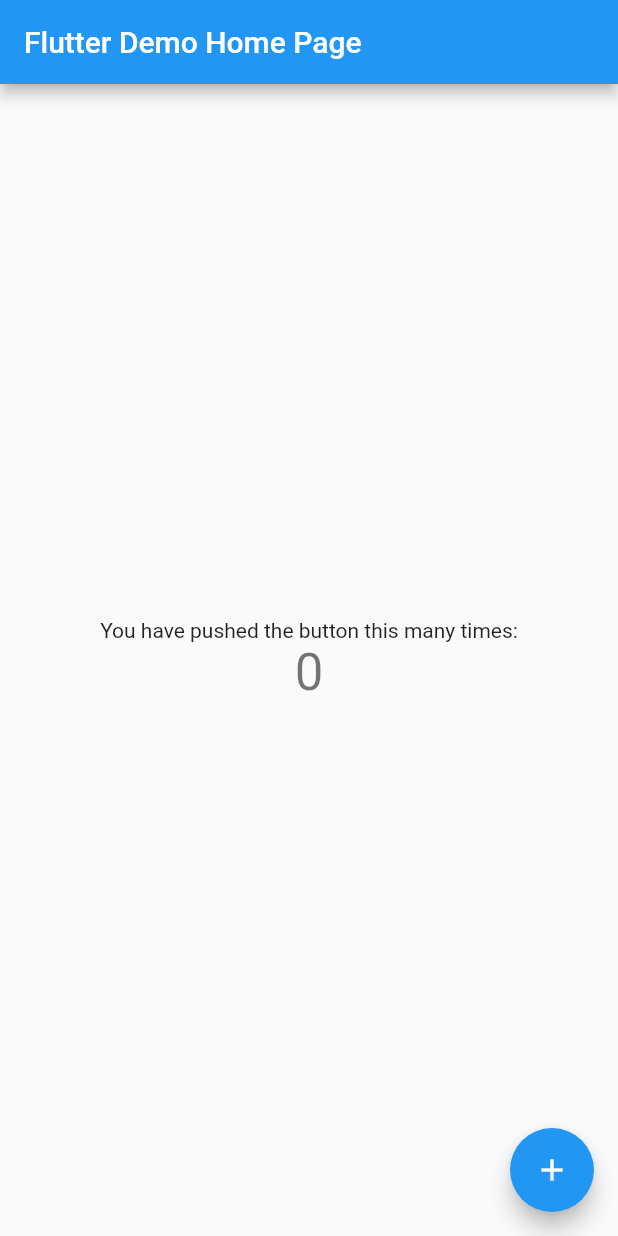
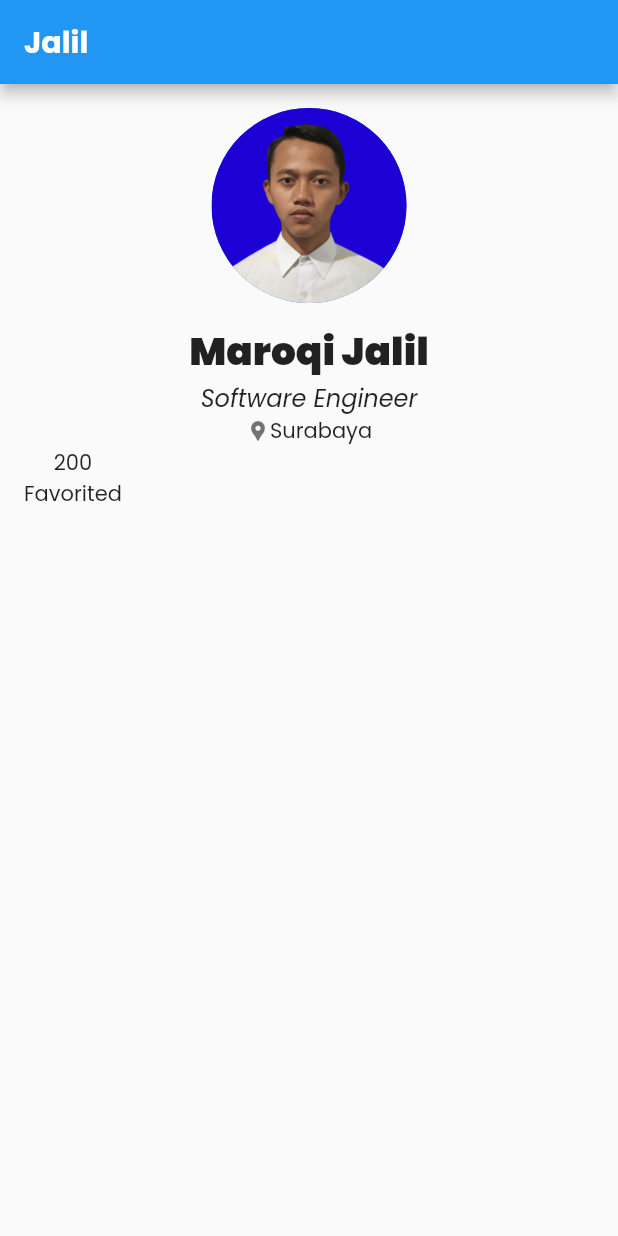
Before and after one commit to maroqijalil/my-portfolio-app, a Flutter app: the screen it shows after launch, on a phone screen of 412 x 824 dp. Run offline on Flutter 3.47's test engine with Material 2 defaults, Android fonts, the phone set to English and light mode, and no system bars; our stand-ins replace google_fonts.

Commit message:
refactor: creating profile screen

```diff
--- a/lib/main.dart
+++ b/lib/main.dart
@@ -1,4 +1,6 @@
 import 'package:flutter/material.dart';
+import 'package:google_fonts/google_fonts.dart';
+import 'package:my_portofolio/screens/profile.dart';
 
 void main() {
   runApp(const MyApp());
@@ -7,39 +9,21 @@
 class MyApp extends StatelessWidget {
   const MyApp({Key? key}) : super(key: key);
 
-  // This widget is the root of your application.
   @override
   Widget build(BuildContext context) {
     return MaterialApp(
-      title: 'Flutter Demo',
+      title: 'My Portofolio App',
       theme: ThemeData(
-        // This is the theme of your application.
-        //
-        // Try running your application with "flutter run". You'll see the
-        // application has a blue toolbar. Then, without quitting the app, try
-        // changing the primarySwatch below to Colors.green and then invoke
-        // "hot reload" (press "r" in the console where you ran "flutter run",
-        // or simply save your changes to "hot reload" in a Flutter IDE).
-        // Notice that the counter didn't reset back to zero; the application
-        // is not restarted.
         primarySwatch: Colors.blue,
+        textTheme: GoogleFonts.poppinsTextTheme()
       ),
-      home: const MyHomePage(title: 'Flutter Demo Home Page'),
+      home: const ProfileScreen(),
     );
   }
 }
 
 class MyHomePage extends StatefulWidget {
   const MyHomePage({Key? key, required this.title}) : super(key: key);
-
-  // This widget is the home page of your application. It is stateful, meaning
-  // that it has a State object (defined below) that contains fields that affect
-  // how it looks.
-
-  // This class is the configuration for the state. It holds the values (in this
-  // case the title) provided by the parent (in this case the App widget) and
-  // used by the build method of the State. Fields in a Widget subclass are
-  // always marked "final".
 
   final String title;
 
@@ -52,47 +36,18 @@
 
   void _incrementCounter() {
     setState(() {
-      // This call to setState tells the Flutter framework that something has
-      // changed in this State, which causes it to rerun the build method below
-      // so that the display can reflect the updated values. If we changed
-      // _counter without calling setState(), then the build method would not be
-      // called again, and so nothing would appear to happen.
       _counter++;
     });
   }
 
   @override
   Widget build(BuildContext context) {
-    // This method is rerun every time setState is called, for instance as done
-    // by the _incrementCounter method above.
-    //
-    // The Flutter framework has been optimized to make rerunning build methods
-    // fast, so that you can just rebuild anything that needs updating rather
-    // than having to individually change instances of widgets.
     return Scaffold(
       appBar: AppBar(
-        // Here we take the value from the MyHomePage object that was created by
-        // the App.build method, and use it to set our appbar title.
         title: Text(widget.title),
       ),
       body: Center(
-        // Center is a layout widget. It takes a single child and positions it
-        // in the middle of the parent.
         child: Column(
-          // Column is also a layout widget. It takes a list of children and
-          // arranges them vertically. By default, it sizes itself to fit its
-          // children horizontally, and tries to be as tall as its parent.
-          //
-          // Invoke "debug painting" (press "p" in the console, choose the
-          // "Toggle Debug Paint" action from the Flutter Inspector in Android
-          // Studio, or the "Toggle Debug Paint" command in Visual Studio Code)
-          // to see the wireframe for each widget.
-          //
-          // Column has various properties to control how it sizes itself and
-          // how it positions its children. Here we use mainAxisAlignment to
-          // center the children vertically; the main axis here is the vertical
-          // axis because Columns are vertical (the cross axis would be
-          // horizontal).
           mainAxisAlignment: MainAxisAlignment.center,
           children: <Widget>[
             const Text(
--- /dev/null
+++ b/lib/screens/profile.dart
@@ -0,0 +1,88 @@
+import 'package:flutter/material.dart';
+import 'package:google_fonts/google_fonts.dart';
+
+class ProfileScreen extends StatefulWidget {
+  const ProfileScreen({Key? key}) : super(key: key);
+
+  @override
+  State<ProfileScreen> createState() => _ProfileScreenState();
+}
+
+class _ProfileScreenState extends State<ProfileScreen> {
+  @override
+  Widget build(BuildContext context) {
+    return Scaffold(
+      appBar: AppBar(
+        title: Text(
+          "Jalil",
+          style: TextStyle(
+            fontWeight: FontWeight.w700,
+          ),
+        ),
+      ),
+      body: SafeArea(
+        child: Padding(
+          padding: EdgeInsets.all(16.0),
+          child: Column(
+            mainAxisAlignment: MainAxisAlignment.start,
+            crossAxisAlignment: CrossAxisAlignment.stretch,
+            children: <Widget>[
+              Column(
+                children: <Widget>[
+                  CircleAvatar(
+                    backgroundImage: AssetImage("assets/imgs/jalil.png"),
+                    radius: 65,
+                  ),
+                  SizedBox(height: 12,),
+                  Text(
+                    "Maroqi Jalil",
+                    style: TextStyle(
+                      fontSize: 26,
+                      fontWeight: FontWeight.w900,
+                    ),
+                  ),
+                  Text(
+                    "Software Engineer",
+                    style: TextStyle(
+                      fontSize: 16,
+                      fontWeight: FontWeight.w100,
+                      fontStyle: FontStyle.italic,
+                    ),
+                  ),
+                  Row(
+                    mainAxisAlignment: MainAxisAlignment.center,
+                    children: <Widget>[
+                      Icon(
+                        Icons.location_pin,
+                        color: Colors.black54,
+                        size: 16,
+                      ),
+                      Text(
+                        "Surabaya",
+                        style: TextStyle(
+                          fontSize: 14,
+                        ),
+                      )
+                    ],
+                  ),
+                  Row(
+                    mainAxisAlignment: MainAxisAlignment.spaceBetween,
+                    children: <Widget>[
+                      Column(
+                        crossAxisAlignment: CrossAxisAlignment.center,
+                        children: <Widget>[
+                          Text("200"),
+                          Text("Favorited"),
+                        ],
+                      )
+                    ],
+                  )
+                ],
+              )
+            ],
+          ),
+        )
+      ),
+    );
+  }
+}
--- a/pubspec.yaml
+++ b/pubspec.yaml
@@ -34,6 +34,7 @@
   # The following adds the Cupertino Icons font to your application.
   # Use with the CupertinoIcons class for iOS style icons.
   cupertino_icons: ^1.0.2
+  google_fonts: ^3.0.1
 
 dev_dependencies:
   flutter_test:
@@ -58,8 +59,8 @@
   uses-material-design: true
 
   # To add assets to your application, add an assets section, like this:
-  # assets:
-  #   - images/a_dot_burr.jpeg
+  assets:
+    - assets/imgs/
   #   - images/a_dot_ham.jpeg
 
   # An image asset can refer to one or more resolution-specific "variants", see
```
Also changed, not shown: assets/imgs/jalil.png (added), pubspec.lock.
